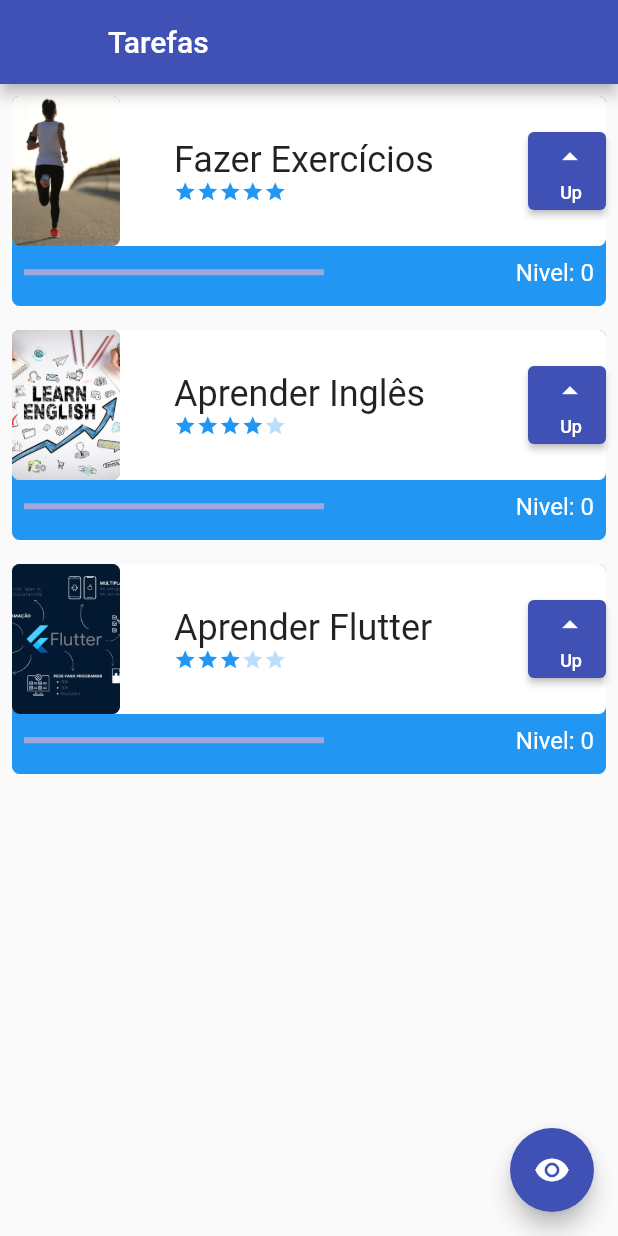
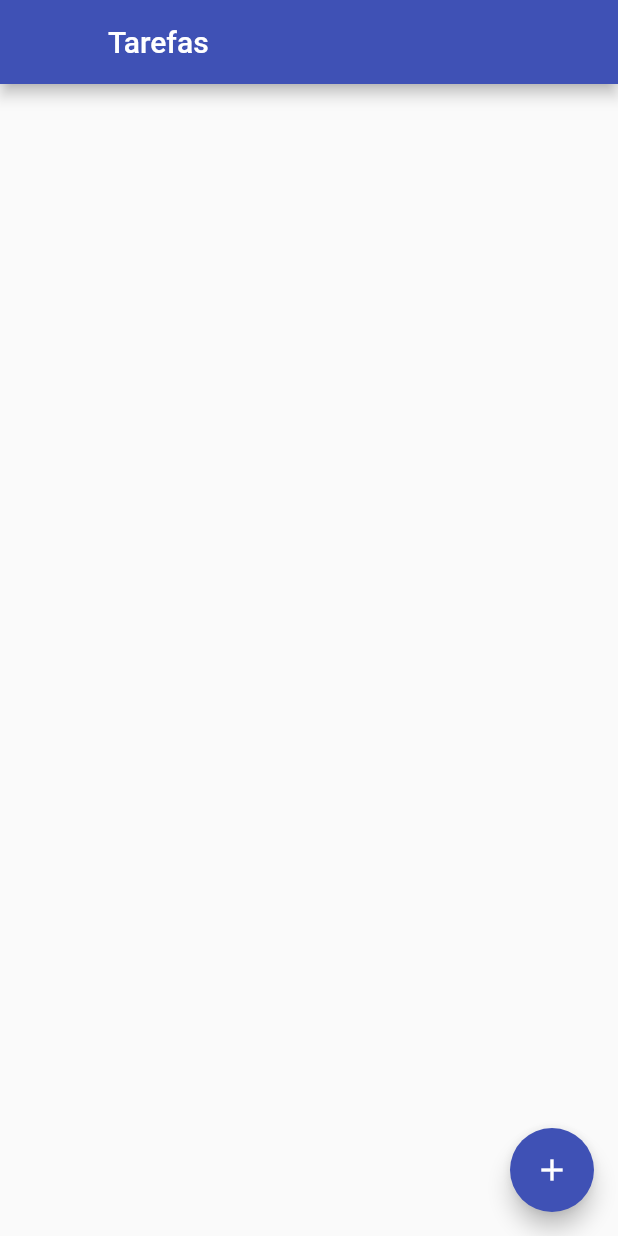
Before and after one commit to ovelhoandre/primeiro_flutter, a Flutter app: the screen it shows after launch, on a phone screen of 412 x 824 dp. Run offline on Flutter 3.47's test engine with Material 2 defaults, Android fonts, the phone set to English and light mode, and no system bars.

```diff
--- a/lib/main.dart
+++ b/lib/main.dart
@@ -16,8 +16,13 @@ class MyApp extends StatelessWidget {
       theme: ThemeData(
         primarySwatch: Colors.indigo,
       ),
-      home: const InitialScreen(),
+      //home: const InitialScreen(),
       //home: const FormScreen(),
+      initialRoute: "/",
+      routes: {
+        "/": (context) => InitialScreen(),
+        "/form": (context) => FormScreen(),
+      },
     );
   }
 }
--- a/lib/screens/form_screen.dart
+++ b/lib/screens/form_screen.dart
@@ -127,6 +127,8 @@ class _FormScreenState extends State<FormScreen> {
                           ScaffoldMessenger.of(context).showSnackBar(
                             const SnackBar(content: Text('Salvando nova tarefa'))
                           );
+                          //Navigator.pop(context);
+                          Navigator.of(context).pushNamed("/");
                         }
                       },
                       child: Text('Adicionar!'))
--- a/lib/screens/initial_screen.dart
+++ b/lib/screens/initial_screen.dart
@@ -1,5 +1,6 @@
 import 'package:flutter/material.dart';
 import 'package:primeiro_flutter/components/task.dart';
+import 'package:primeiro_flutter/screens/form_screen.dart';
 
 class InitialScreen extends StatefulWidget {
   const InitialScreen({super.key});
@@ -9,8 +10,6 @@ class InitialScreen extends StatefulWidget {
 }
 
 class _InitialScreenState extends State<InitialScreen> {
-  bool opacidade = true;
-
   @override
   Widget build(BuildContext context) {
     return Scaffold(
@@ -18,36 +17,21 @@ class _InitialScreenState extends State<InitialScreen> {
         leading: Container(),
         title: const Text('Tarefas'),
       ),
-      body: AnimatedOpacity(
-        opacity: opacidade ? 1 : 0,
-        duration: const Duration(milliseconds: 500),
-        child: ListView(
-          children: const [
-            Task(
-                'Fazer Exercícios',
-                'assets/images/exercicios.jpg',
-                5),
-            Task(
-                'Aprender Inglês',
-                'assets/images/ingles.jpg',
-                4),
-            Task(
-                'Aprender Flutter',
-                'assets/images/flutter.webp',
-                3),
-            SizedBox(
-              height: 80,
-            )
-          ],
-        ),
+      body: ListView(
+        children: const [
+
+          SizedBox(
+            height: 80,
+          )
+        ],
       ),
       floatingActionButton: FloatingActionButton(
         onPressed: () {
-          setState(() {
-            opacidade = !opacidade;
-          });
+          // Navigator.push(
+          //     context, MaterialPageRoute(builder: (context) => FormScreen()));
+          Navigator.of(context).pushNamed("/form");
         },
-        child: const Icon(Icons.remove_red_eye),
+        child: const Icon(Icons.add),
       ),
     );
   }
```
Also changed, not shown: lib/data/task_inherited.dart (added, +31 -0 lines).
